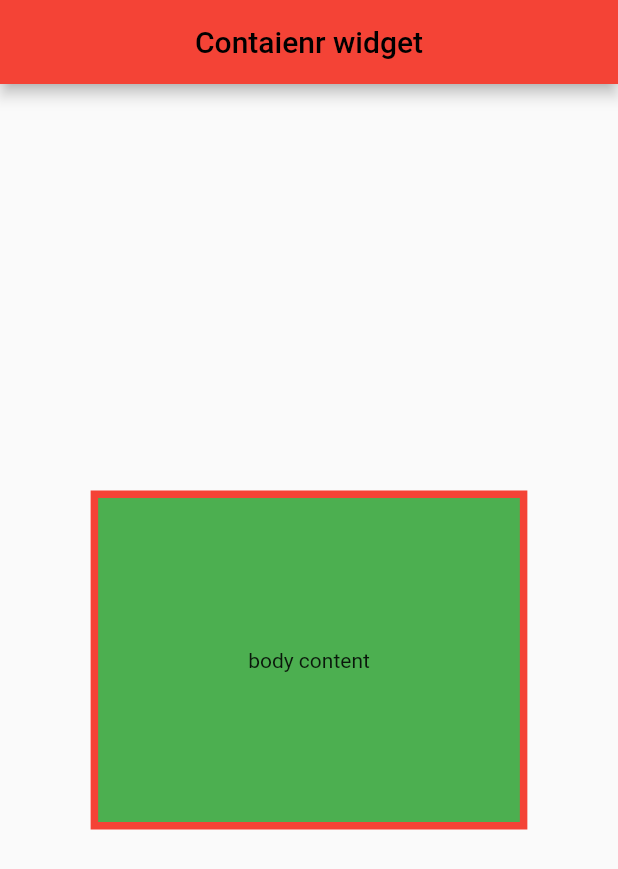
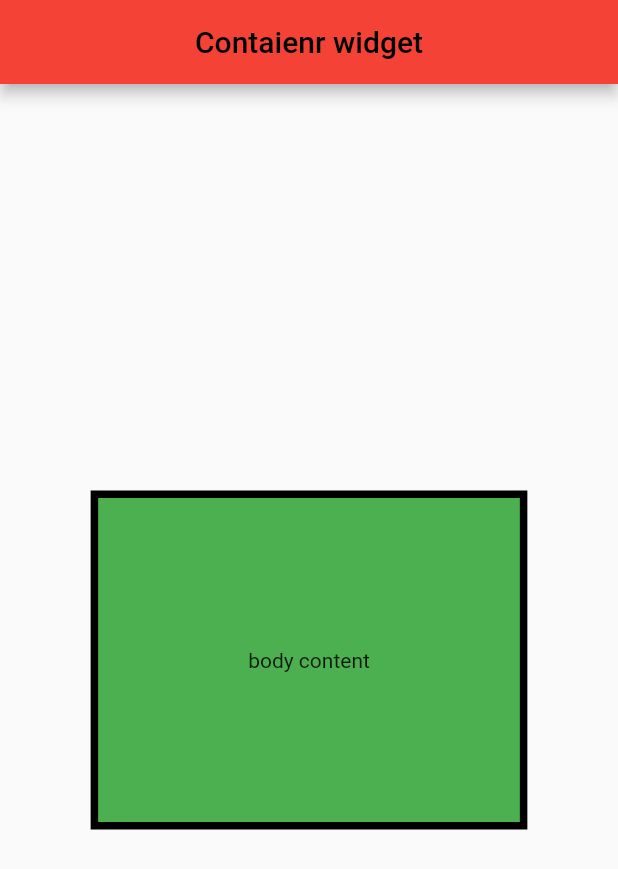
Before and after one commit to Krandheer/Flutter-learning, a Flutter app: the screen it shows after launch, on a phone screen of 412 x 824 dp. Shown: the top 869 px of the screen. Run offline on Flutter 3.47's test engine with Material 2 defaults, Android fonts, the phone set to English and light mode, and no system bars.

Commit message:
done with container widget

```diff
--- a/play1/lib/screen/containerWidget.dart
+++ b/play1/lib/screen/containerWidget.dart
@@ -26,7 +26,7 @@ class ContainerWidget extends StatelessWidget {
                   color: Colors.green,
                   // borderRadius: BorderRadius.circular(20),
                   // shape: BoxShape.circle,
-                  border: Border.all(color: Colors.red, width: 5)),
+                  border: Border.all(color: Colors.black, width: 5)),
               // alignment: Alignment.center,
               child: const Text("body content"),
             ),
```
